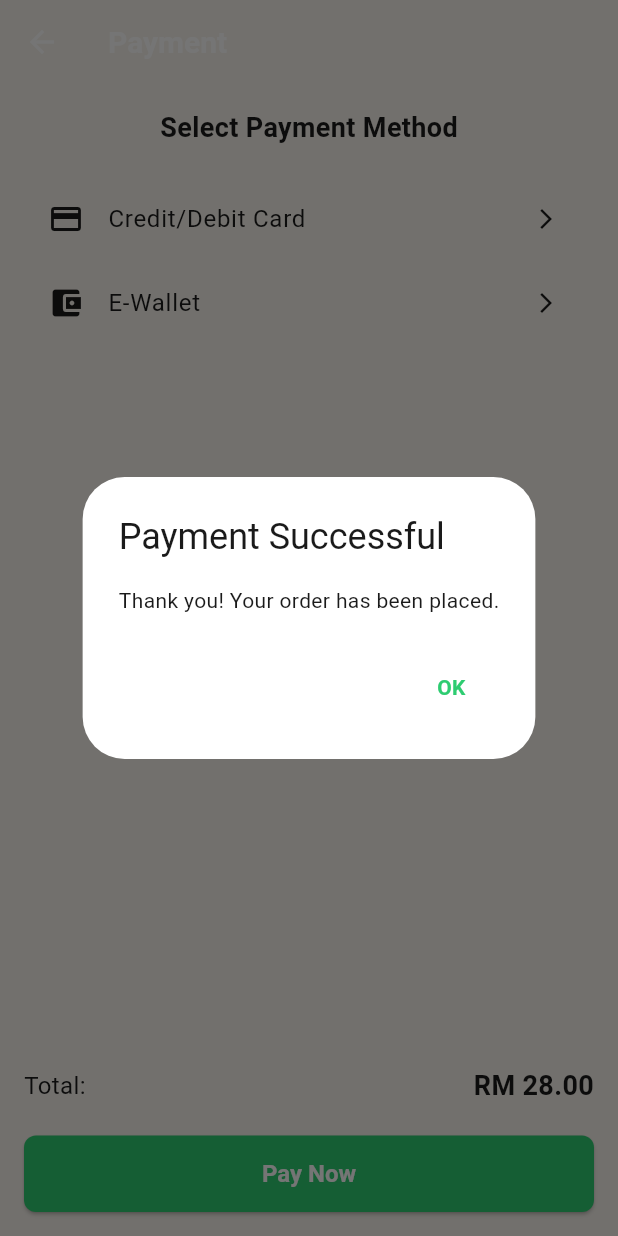
After one commit to SAIFULTECH-2000/food-delivery, a Flutter app: the PaymentScreen screen opened by its route, after a tap on "Pay Now", on a phone screen of 412 x 824 dp. The commit adds this screen. Run offline on Flutter 3.47's test engine with Material 3 defaults, Android fonts, the phone set to English and light mode, and no system bars; our stand-ins replace cloud_firestore, firebase_auth, firebase_core, shared_preferences; accounts and stored records are empty; Roboto replaces fonts that are missing (Poppins).

Commit message:
fix android build issue and payment method

```diff
--- /dev/null
+++ b/lib/features/payment_Screen.dart
@@ -0,0 +1,80 @@
+import 'package:flutter/material.dart';
+import 'package:food_delivery_app/core/theme/app_theme.dart';
+
+class PaymentScreen extends StatelessWidget {
+  const PaymentScreen({super.key});
+
+  @override
+  Widget build(BuildContext context) {
+    // Example order summary
+    final double total = 28.00;
+
+    return Scaffold(
+      appBar: AppBar(
+        title: const Text('Payment'),
+        backgroundColor: AppTheme.canvasCream,
+        elevation: 0,
+        foregroundColor: Colors.black,
+      ),
+      backgroundColor: AppTheme.canvasCream,
+      body: Padding(
+        padding: const EdgeInsets.all(16.0),
+        child: Column(
+          children: [
+            const Text('Select Payment Method', style: TextStyle(fontSize: 18, fontWeight: FontWeight.bold)),
+            const SizedBox(height: 20),
+            ListTile(
+              leading: const Icon(Icons.credit_card),
+              title: const Text('Credit/Debit Card'),
+              trailing: const Icon(Icons.arrow_forward_ios, size: 16),
+              onTap: () {
+                // Payment logic or navigate to card input
+              },
+            ),
+            ListTile(
+              leading: const Icon(Icons.account_balance_wallet),
+              title: const Text('E-Wallet'),
+              trailing: const Icon(Icons.arrow_forward_ios, size: 16),
+              onTap: () {},
+            ),
+            const Spacer(),
+            Row(
+              mainAxisAlignment: MainAxisAlignment.spaceBetween,
+              children: [
+                const Text('Total:', style: TextStyle(fontSize: 16)),
+                Text('RM ${total.toStringAsFixed(2)}',
+                    style: const TextStyle(fontWeight: FontWeight.bold, fontSize: 18)),
+              ],
+            ),
+            const SizedBox(height: 20),
+            SizedBox(
+              width: double.infinity,
+              child: ElevatedButton(
+                style: ElevatedButton.styleFrom(
+                  backgroundColor: AppTheme.accentGreen,
+                  padding: const EdgeInsets.symmetric(vertical: 16),
+                ),
+                onPressed: () {
+                  showDialog(
+                    context: context,
+                    builder: (context) => AlertDialog(
+                      title: const Text('Payment Successful'),
+                      content: const Text('Thank you! Your order has been placed.'),
+                      actions: [
+                        TextButton(
+                          onPressed: () => Navigator.popUntil(context, ModalRoute.withName('/')),
+                          child: const Text('OK'),
+                        ),
+                      ],
+                    ),
+                  );
+                },
+                child: const Text('Pay Now'),
+              ),
+            ),
+          ],
+        ),
+      ),
+    );
+  }
+}
--- a/lib/main.dart
+++ b/lib/main.dart
@@ -8,6 +8,7 @@ import 'package:food_delivery_app/features/dashboard_Screen.dart';
 import 'package:food_delivery_app/features/login_screen.dart';
 import 'package:food_delivery_app/features/menu_screen.dart';
 import 'package:food_delivery_app/features/my_order_screen.dart';
+import 'package:food_delivery_app/features/payment_Screen.dart';
 import 'package:food_delivery_app/features/register_screen.dart';
 import 'package:food_delivery_app/l10n/app_localizations.dart'; // Auto-generated
 
@@ -57,7 +58,7 @@ class MyApp extends StatelessWidget {
           '/myOrder': (context) => const MyOrderScreen(),
           '/orderDetail': (context) => OrderDetailScreen(),
           '/cart' : (context) => CartScreen(),
-
+        '/payment': (context) => PaymentScreen(),
         // '/blockDetail': (context) => const BlockDetailScreen(),
         // '/survey': (context) => SurveyPage(),
         // '/profile': (context) => const UserProfileScreen(),
```
Also changed, not shown: 1 other file.
